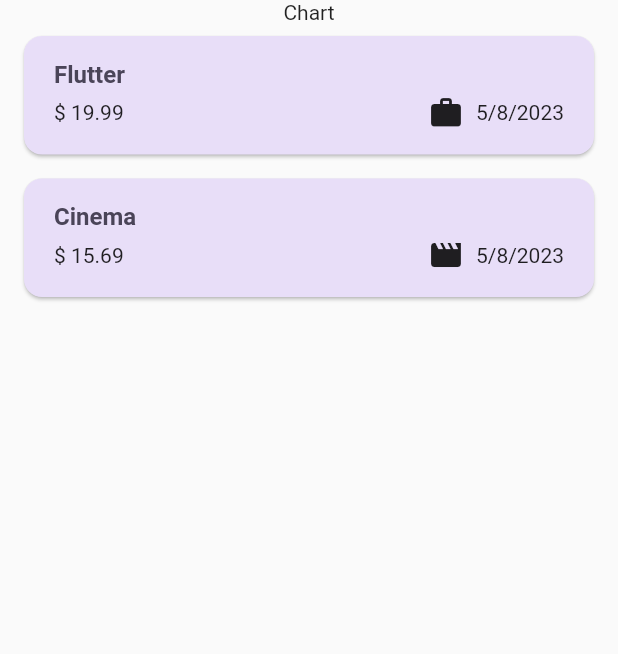
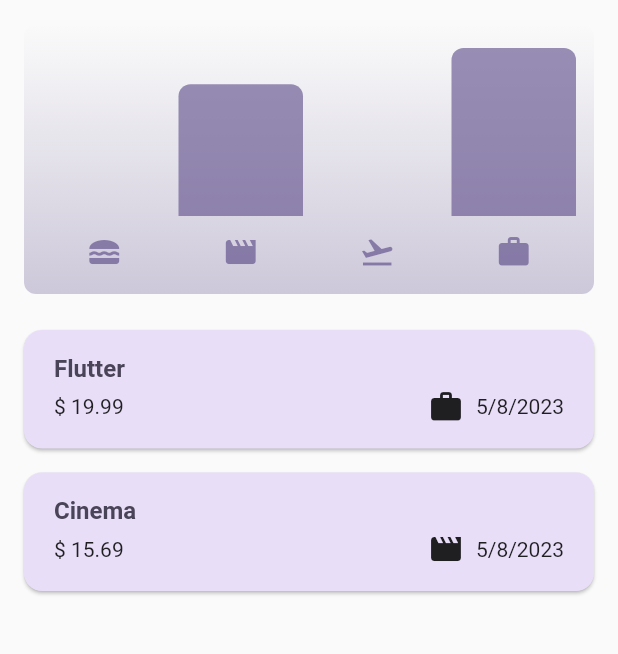
Before and after one commit to zawmorntwan/expense_tracker, a Flutter app: the screen it shows after launch, on a phone screen of 412 x 824 dp, the part 84-738 px from its top. Run offline on Flutter 3.47's test engine with Material 2 defaults, Android fonts, the phone set to English and light mode, and no system bars.

Commit message:
update chart

```diff
--- a/lib/models/expanse.dart
+++ b/lib/models/expanse.dart
@@ -29,12 +29,35 @@ class Expense {
   }) : id = uuid.v4();
 
   final double amount;
+  final Category category;
   final DateTime date;
   final String id;
   final String title;
-  final Category category;
 
   String get formattedDate {
     return formatter.format(date);
   }
 }
+
+class ExpenseBucket {
+  ExpenseBucket({
+    required this.category,
+    required this.expenses,
+  });
+
+  ExpenseBucket.forCategory(List<Expense> allExpenses, this.category)
+      : expenses = allExpenses
+            .where((expense) => expense.category == category)
+            .toList();
+
+  final Category category;
+  final List<Expense> expenses;
+
+  double get totalExpenses {
+    double sum = 0;
+    for (final expense in expenses) {
+      sum += expense.amount;
+    }
+    return sum;
+  }
+}
--- /dev/null
+++ b/lib/widgets/chart/chart.dart
@@ -0,0 +1,95 @@
+import 'package:flutter/material.dart';
+
+import '../../models/expanse.dart';
+import 'chart_bar.dart';
+
+class Chart extends StatelessWidget {
+  const Chart({super.key, required this.expenses});
+
+  final List<Expense> expenses;
+
+  List<ExpenseBucket> get buckets {
+    return [
+      ExpenseBucket.forCategory(expenses, Category.food),
+      ExpenseBucket.forCategory(expenses, Category.leisure),
+      ExpenseBucket.forCategory(expenses, Category.travel),
+      ExpenseBucket.forCategory(expenses, Category.work),
+    ];
+  }
+
+  double get maxTotalExpense {
+    double maxTotalExpense = 0;
+
+    for (final bucket in buckets) {
+      if (bucket.totalExpenses > maxTotalExpense) {
+        maxTotalExpense = bucket.totalExpenses;
+      }
+    }
+
+    return maxTotalExpense;
+  }
+
+  @override
+  Widget build(BuildContext context) {
+    final isDarkMode =
+        MediaQuery.of(context).platformBrightness == Brightness.dark;
+    return Container(
+      margin: const EdgeInsets.all(16),
+      padding: const EdgeInsets.symmetric(
+        vertical: 16,
+        horizontal: 8,
+      ),
+      width: double.infinity,
+      height: 180,
+      decoration: BoxDecoration(
+        borderRadius: BorderRadius.circular(8),
+        gradient: LinearGradient(
+          colors: [
+            Theme.of(context).colorScheme.primary.withOpacity(0.3),
+            Theme.of(context).colorScheme.primary.withOpacity(0.0)
+          ],
+          begin: Alignment.bottomCenter,
+          end: Alignment.topCenter,
+        ),
+      ),
+      child: Column(
+        children: [
+          Expanded(
+            child: Row(
+              crossAxisAlignment: CrossAxisAlignment.end,
+              children: [
+                for (final bucket in buckets) // alternative to map()
+                  ChartBar(
+                    fill: bucket.totalExpenses == 0
+                        ? 0
+                        : bucket.totalExpenses / maxTotalExpense,
+                  )
+              ],
+            ),
+          ),
+          const SizedBox(height: 12),
+          Row(
+            children: buckets
+                .map(
+                  (bucket) => Expanded(
+                    child: Padding(
+                      padding: const EdgeInsets.symmetric(horizontal: 4),
+                      child: Icon(
+                        categoryIcons[bucket.category],
+                        color: isDarkMode
+                            ? Theme.of(context).colorScheme.secondary
+                            : Theme.of(context)
+                                .colorScheme
+                                .primary
+                                .withOpacity(0.7),
+                      ),
+                    ),
+                  ),
+                )
+                .toList(),
+          )
+        ],
+      ),
+    );
+  }
+}
--- /dev/null
+++ b/lib/widgets/chart/chart_bar.dart
@@ -0,0 +1,34 @@
+import 'package:flutter/material.dart';
+
+class ChartBar extends StatelessWidget {
+  const ChartBar({
+    super.key,
+    required this.fill,
+  });
+
+  final double fill;
+
+  @override
+  Widget build(BuildContext context) {
+    final isDarkMode =
+        MediaQuery.of(context).platformBrightness == Brightness.dark;
+    return Expanded(
+      child: Padding(
+        padding: const EdgeInsets.symmetric(horizontal: 4),
+        child: FractionallySizedBox(
+          heightFactor: fill,
+          child: DecoratedBox(
+            decoration: BoxDecoration(
+              shape: BoxShape.rectangle,
+              borderRadius:
+                  const BorderRadius.vertical(top: Radius.circular(8)),
+              color: isDarkMode
+                  ? Theme.of(context).colorScheme.secondary
+                  : Theme.of(context).colorScheme.primary.withOpacity(0.65),
+            ),
+          ),
+        ),
+      ),
+    );
+  }
+}
--- a/lib/widgets/expenses.dart
+++ b/lib/widgets/expenses.dart
@@ -1,5 +1,6 @@
 import 'package:flutter/material.dart';
 
+import 'chart/chart.dart';
 import 'expenses_list/expenses_list.dart';
 import '../models/expanse.dart';
 import 'new_expense.dart';
@@ -91,7 +92,7 @@ class _ExpensesState extends State<Expenses> {
       ),
       body: Column(
         children: [
-          const Text('Chart'),
+          Chart(expenses: _registeredExpenses),
           Expanded(child: mainContent),
         ],
       ),
```
